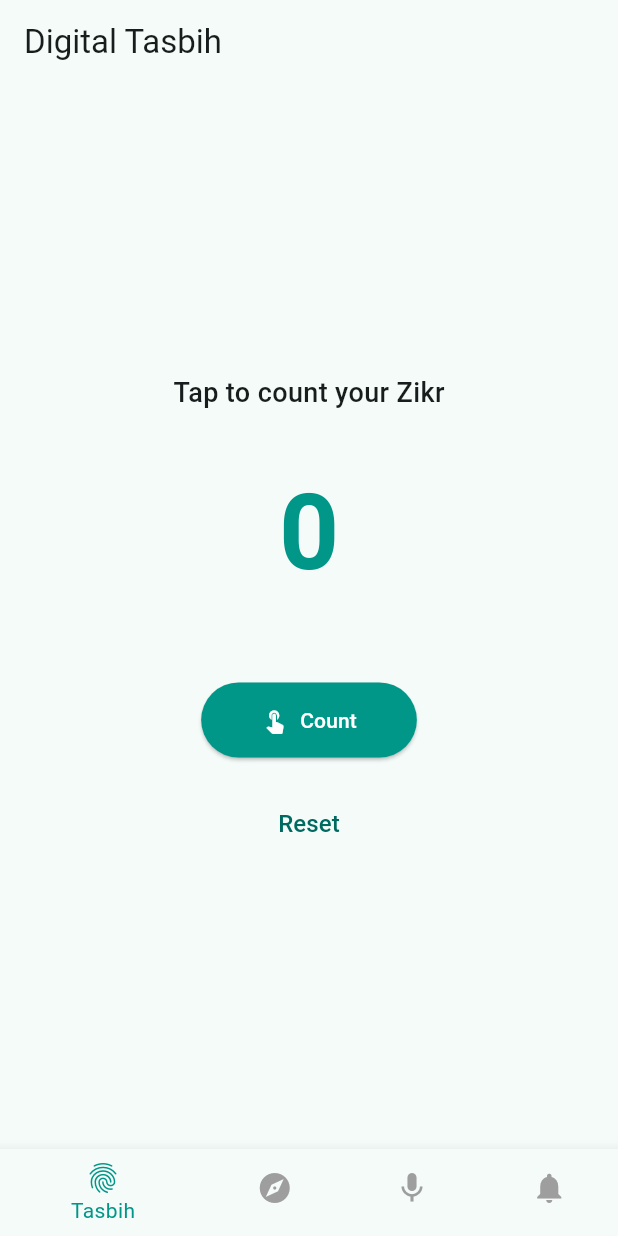
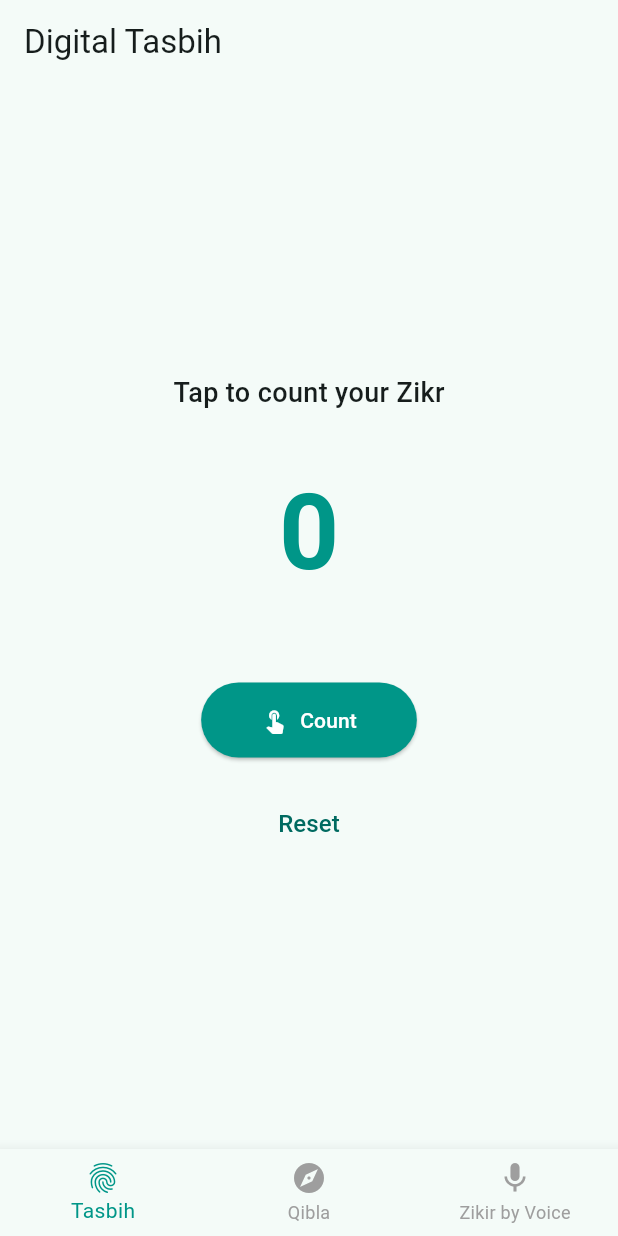
Before and after one commit to Muhmdzahran/flutter-app, a Flutter app: the screen it shows after launch, on a phone screen of 412 x 824 dp. Run offline on Flutter 3.47's test engine with Material 3 defaults, Android fonts, the phone set to English and light mode, and no system bars; our stand-ins replace flutter_compass, flutter_local_notifications, geolocator, speech_to_text, timezone, vibration.

Commit message:
Update features

```diff
--- a/lib/main.dart
+++ b/lib/main.dart
@@ -2,7 +2,6 @@ import 'package:flutter/material.dart';
 import 'pages/tasbih_page.dart';
 import 'pages/qibla_compass.dart';
 import 'pages/zikir_by_voice.dart';
-import 'pages/NotificationSettingsPage.dart';
 import 'services/notification_service.dart';
 
 void main() async {
@@ -43,7 +42,6 @@ class _HomeNavigationState extends State<HomeNavigation> {
     const TasbihPage(),
     const QiblaCompass(),
     const ZikirByVoicePage(),
-    const NotificationSettingsPage(),
   ];
 
   @override
@@ -65,10 +63,6 @@ class _HomeNavigationState extends State<HomeNavigation> {
             icon: Icon(Icons.mic),
             label: 'Zikir by Voice',
           ),
-          BottomNavigationBarItem(
-            icon: Icon(Icons.notifications),
-            label: 'Reminders',
-          ),
         ],
       ),
     );
--- a/pubspec.yaml
+++ b/pubspec.yaml
@@ -21,6 +21,8 @@ dependencies:
   speech_to_text: ^7.3.0
   flutter_local_notifications: ^17.0.0
   timezone: ^0.9.2
+  shared_preferences: ^2.2.2
+
 
 dev_dependencies:
   flutter_test:
```
Also changed, not shown: pubspec.lock, 3 other files.
